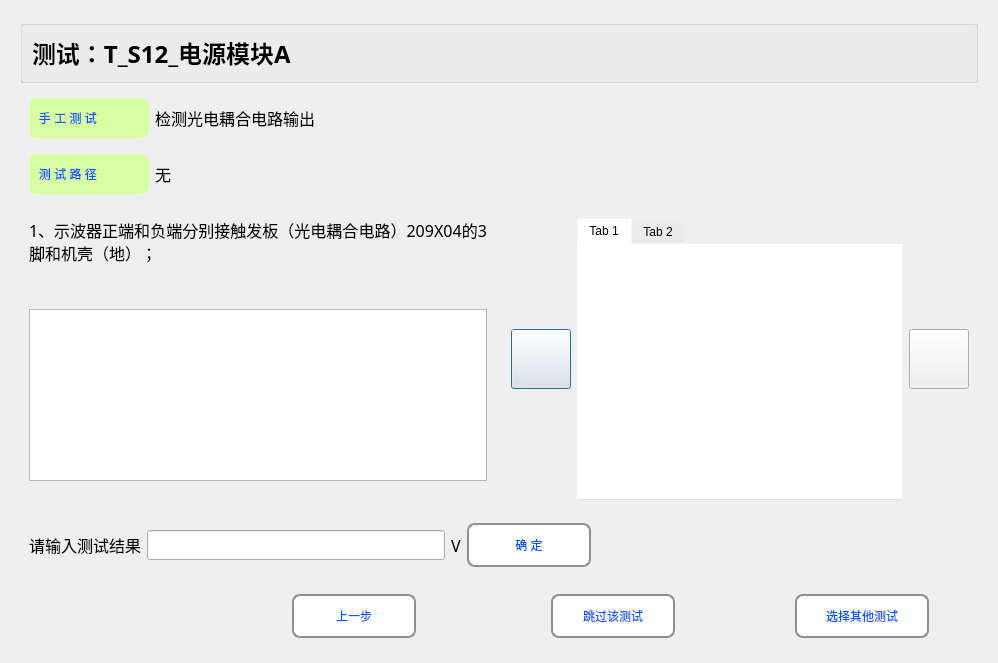
First picture: the form in dialogdiagnoseui.ui, repository lushisongicloud/T-Designer, before the edit.
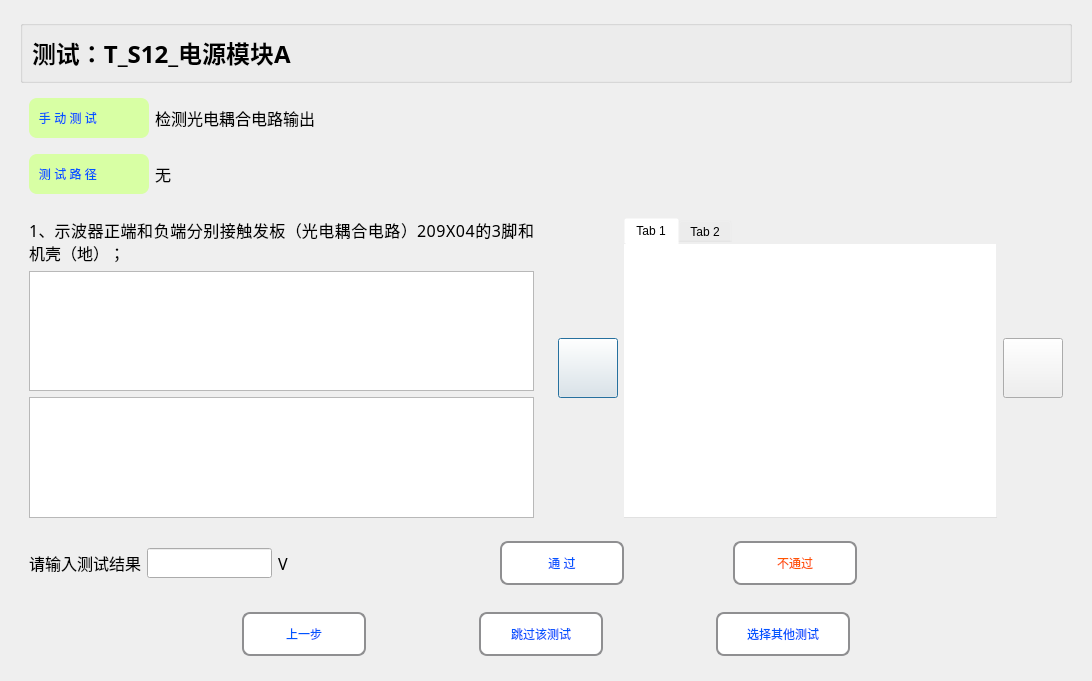
Second picture: the form after the edit. The open tabs and pages were chosen to show the change. Icons and pictures are not drawn. Custom widgets are drawn as their Qt base class.

What changed in the file:
```diff
--- a/dialogdiagnoseui.ui
+++ b/dialogdiagnoseui.ui
@@ -6,8 +6,8 @@
    <rect>
     <x>0</x>
     <y>0</y>
-    <width>998</width>
-    <height>647</height>
+    <width>1092</width>
+    <height>681</height>
    </rect>
   </property>
   <property name="windowTitle">
@@ -1013,7 +1013,7 @@
  }</string>
             </property>
             <property name="text">
-             <string>   手 工 测 试</string>
+             <string>   手 动 测 试</string>
             </property>
            </widget>
           </item>
@@ -1155,6 +1155,60 @@
              </size>
             </property>
             <layout class="QGridLayout" name="gridLayout_7">
+             <item row="2" column="0">
+              <spacer name="verticalSpacer_7">
+               <property name="orientation">
+                <enum>Qt::Vertical</enum>
+               </property>
+               <property name="sizeHint" stdset="0">
+                <size>
+                 <width>20</width>
+                 <height>40</height>
+                </size>
+               </property>
+              </spacer>
+             </item>
+             <item row="4" column="0">
+              <widget class="QTableWidget" name="tableWidget_test_file">
+               <property name="minimumSize">
+                <size>
+                 <width>300</width>
+                 <height>0</height>
+                </size>
+               </property>
+               <property name="font">
+                <font>
+                 <pointsize>12</pointsize>
+                </font>
+               </property>
+               <property name="focusPolicy">
+                <enum>Qt::NoFocus</enum>
+               </property>
+               <property name="styleSheet">
+                <string notr="true">QTableWidge{
+    alternate-background-color: rgb(244, 248, 251);
+    selection-background-color: rgb(241, 249, 226);
+    selection-color: black;
+}
+QTableWidget::item:!alternate:!selected{
+    background-color: rgb(255, 255, 255);
+}</string>
+               </property>
+              </widget>
+             </item>
+             <item row="5" column="0">
+              <spacer name="verticalSpacer_8">
+               <property name="orientation">
+                <enum>Qt::Vertical</enum>
+               </property>
+               <property name="sizeHint" stdset="0">
+                <size>
+                 <width>20</width>
+                 <height>40</height>
+                </size>
+               </property>
+              </spacer>
+             </item>
              <item row="0" column="0">
               <widget class="QLabel" name="label_test_description_1">
                <property name="font">
@@ -1203,58 +1257,7 @@
               </spacer>
              </item>
              <item row="3" column="0">
-              <widget class="QTableWidget" name="tableWidget_test_file">
-               <property name="minimumSize">
-                <size>
-                 <width>300</width>
-                 <height>0</height>
-                </size>
-               </property>
-               <property name="font">
-                <font>
-                 <pointsize>12</pointsize>
-                </font>
-               </property>
-               <property name="focusPolicy">
-                <enum>Qt::NoFocus</enum>
-               </property>
-               <property name="styleSheet">
-                <string notr="true">QTableWidge{
-    alternate-background-color: rgb(244, 248, 251);
-    selection-background-color: rgb(241, 249, 226);
-    selection-color: black;
-}
-QTableWidget::item:!alternate:!selected{
-    background-color: rgb(255, 255, 255);
-}</string>
-               </property>
-              </widget>
-             </item>
-             <item row="4" column="0">
-              <spacer name="verticalSpacer_8">
-               <property name="orientation">
-                <enum>Qt::Vertical</enum>
-               </property>
-               <property name="sizeHint" stdset="0">
-                <size>
-                 <width>20</width>
-                 <height>40</height>
-                </size>
-               </property>
-              </spacer>
-             </item>
-             <item row="2" column="0">
-              <spacer name="verticalSpacer_7">
-               <property name="orientation">
-                <enum>Qt::Vertical</enum>
-               </property>
-               <property name="sizeHint" stdset="0">
-                <size>
-                 <width>20</width>
-                 <height>40</height>
-                </size>
-               </property>
-              </spacer>
+              <widget class="QTextEdit" name="textEdit_TestDesc"/>
              </item>
             </layout>
            </widget>
@@ -1504,7 +1507,33 @@
            </widget>
           </item>
           <item>
-           <widget class="QToolButton" name="btm_CalTestResult">
+           <spacer name="horizontalSpacer_2">
+            <property name="orientation">
+             <enum>Qt::Horizontal</enum>
+            </property>
+            <property name="sizeHint" stdset="0">
+             <size>
+              <width>40</width>
+              <height>20</height>
+             </size>
+            </property>
+           </spacer>
+          </item>
+          <item>
+           <spacer name="horizontalSpacer_3">
+            <property name="orientation">
+             <enum>Qt::Horizontal</enum>
+            </property>
+            <property name="sizeHint" stdset="0">
+             <size>
+              <width>40</width>
+              <height>20</height>
+             </size>
+            </property>
+           </spacer>
+          </item>
+          <item>
+           <widget class="QToolButton" name="btn_TestPass">
             <property name="minimumSize">
              <size>
               <width>124</width>
@@ -1538,7 +1567,7 @@
 }</string>
             </property>
             <property name="text">
-             <string>确 定</string>
+             <string>通 过</string>
             </property>
            </widget>
           </item>
@@ -1549,7 +1578,72 @@
             </property>
             <property name="sizeHint" stdset="0">
              <size>
-              <width>378</width>
+              <width>40</width>
+              <height>20</height>
+             </size>
+            </property>
+           </spacer>
+          </item>
+          <item>
+           <widget class="QToolButton" name="btn_TestFail">
+            <property name="minimumSize">
+             <size>
+              <width>124</width>
+              <height>44</height>
+             </size>
+            </property>
+            <property name="maximumSize">
+             <size>
+              <width>100</width>
+              <height>44</height>
+             </size>
+            </property>
+            <property name="styleSheet">
+             <string notr="true">QToolButton { 
+    border: 2px solid #8f8f91;
+    border-radius: 8px; 
+    min-width: 120px;
+    min-height: 40px;
+	background-color: rgb(255, 255, 255);
+	color: rgb(255, 85, 0);
+	font: 75 12pt &quot;微软雅黑&quot;;
+ }
+QToolButton:pressed {
+    border: 2px solid #8f8f91;
+    border-radius: 6px; 
+    background-color: rgb(255, 255, 255);
+    min-width: 120px;
+    min-height: 40px;
+	color: rgb(255, 85, 0);
+	font: 75 10pt &quot;微软雅黑&quot;;
+}</string>
+            </property>
+            <property name="text">
+             <string>不通过</string>
+            </property>
+           </widget>
+          </item>
+          <item>
+           <spacer name="horizontalSpacer_4">
+            <property name="orientation">
+             <enum>Qt::Horizontal</enum>
+            </property>
+            <property name="sizeHint" stdset="0">
+             <size>
+              <width>40</width>
+              <height>20</height>
+             </size>
+            </property>
+           </spacer>
+          </item>
+          <item>
+           <spacer name="horizontalSpacer_9">
+            <property name="orientation">
+             <enum>Qt::Horizontal</enum>
+            </property>
+            <property name="sizeHint" stdset="0">
+             <size>
+              <width>40</width>
               <height>20</height>
              </size>
             </property>
@@ -1580,71 +1674,6 @@
             </property>
            </spacer>
           </item>
-          <item>
-           <spacer name="horizontalSpacer_45">
-            <property name="orientation">
-             <enum>Qt::Horizontal</enum>
-            </property>
-            <property name="sizeHint" stdset="0">
-             <size>
-              <width>40</width>
-              <height>20</height>
-             </size>
-            </property>
-           </spacer>
-          </item>
-          <item>
-           <spacer name="horizontalSpacer_46">
-            <property name="orientation">
-             <enum>Qt::Horizontal</enum>
-            </property>
-            <property name="sizeHint" stdset="0">
-             <size>
-              <width>40</width>
-              <height>20</height>
-             </size>
-            </property>
-           </spacer>
-          </item>
-          <item>
-           <spacer name="horizontalSpacer_47">
-            <property name="orientation">
-             <enum>Qt::Horizontal</enum>
-            </property>
-            <property name="sizeHint" stdset="0">
-             <size>
-              <width>40</width>
-              <height>20</height>
-             </size>
-            </property>
-           </spacer>
-          </item>
-          <item>
-           <spacer name="horizontalSpacer_48">
-            <property name="orientation">
-             <enum>Qt::Horizontal</enum>
-            </property>
-            <property name="sizeHint" stdset="0">
-             <size>
-              <width>40</width>
-              <height>20</height>
-             </size>
-            </property>
-           </spacer>
-          </item>
-          <item>
-           <spacer name="horizontalSpacer_43">
-            <property name="orientation">
-             <enum>Qt::Horizontal</enum>
-            </property>
-            <property name="sizeHint" stdset="0">
-             <size>
-              <width>40</width>
-              <height>20</height>
-             </size>
-            </property>
-           </spacer>
-          </item>
           <item>
            <spacer name="horizontalSpacer_227">
             <property name="orientation">
@@ -1691,45 +1720,6 @@
             </property>
            </widget>
           </item>
-          <item>
-           <spacer name="horizontalSpacer_44">
-            <property name="orientation">
-             <enum>Qt::Horizontal</enum>
-            </property>
-            <property name="sizeHint" stdset="0">
-             <size>
-              <width>40</width>
-              <height>20</height>
-             </size>
-            </property>
-           </spacer>
-          </item>
-          <item>
-           <spacer name="horizontalSpacer_228">
-            <property name="orientation">
-             <enum>Qt::Horizontal</enum>
-            </property>
-            <property name="sizeHint" stdset="0">
-             <size>
-              <width>17</width>
-              <height>20</height>
-             </size>
-            </property>
-           </spacer>
-          </item>
-          <item>
-           <spacer name="horizontalSpacer_232">
-            <property name="orientation">
-             <enum>Qt::Horizontal</enum>
-            </property>
-            <property name="sizeHint" stdset="0">
-             <size>
-              <width>54</width>
-              <height>20</height>
-             </size>
-            </property>
-           </spacer>
-          </item>
           <item>
            <spacer name="horizontalSpacer_236">
             <property name="orientation">
@@ -1782,32 +1772,6 @@
             </property>
            </widget>
           </item>
-          <item>
-           <spacer name="horizontalSpacer">
-            <property name="orientation">
-             <enum>Qt::Horizontal</enum>
-            </property>
-            <property name="sizeHint" stdset="0">
-             <size>
-              <width>40</width>
-              <height>20</height>
-             </size>
-            </property>
-           </spacer>
-          </item>
-          <item>
-           <spacer name="horizontalSpacer_2">
-            <property name="orientation">
-             <enum>Qt::Horizontal</enum>
-            </property>
-            <property name="sizeHint" stdset="0">
-             <size>
-              <width>40</width>
-              <height>20</height>
-             </size>
-            </property>
-           </spacer>
-          </item>
           <item>
            <spacer name="horizontalSpacer_237">
             <property name="orientation">
@@ -1860,6 +1824,19 @@
             </property>
            </widget>
           </item>
+          <item>
+           <spacer name="horizontalSpacer">
+            <property name="orientation">
+             <enum>Qt::Horizontal</enum>
+            </property>
+            <property name="sizeHint" stdset="0">
+             <size>
+              <width>40</width>
+              <height>20</height>
+             </size>
+            </property>
+           </spacer>
+          </item>
           <item>
            <spacer name="horizontalSpacer_238">
             <property name="orientation">
```
Left out of the diff: 29 changed lines with no effect on the pictures.
